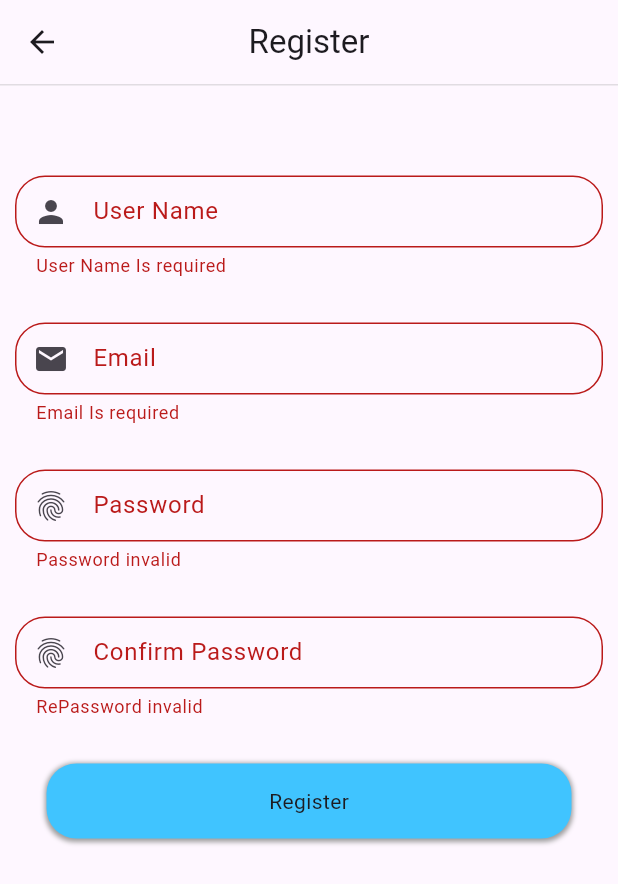
After one commit to Med10S/splashscreenapp, a Flutter app: the Register screen opened by its route, after a tap on "Register", on a phone screen of 412 x 824 dp. The commit adds this screen. Shown: the top 884 px of the screen. Run offline on Flutter 3.47's test engine with Material 3 defaults, Android fonts, the phone set to English and light mode, and no system bars; our stand-ins replace dots_indicator, firebase_auth, firebase_core, flutter_riverpod, fluttertoast, riverpod_annotation and 1 more; accounts and stored records are empty; generated files the repository leaves out were written again.

Commit message:
Authentification

```diff
--- /dev/null
+++ b/lib/Authentification/login/controller/loginController.dart
@@ -0,0 +1,50 @@
+import 'package:firebase_auth/firebase_auth.dart';
+import 'package:flutter/material.dart';
+import 'package:flutter_riverpod/flutter_riverpod.dart';
+import 'package:splashscreenapp/global.dart';
+import 'package:splashscreenapp/utlis/constants.dart';
+import 'package:splashscreenapp/utlis/widgets/popup_message.dart';
+
+import '../../regiter/exeptions/register_exeption.dart';
+import '../notifier/signIn_notifier.dart';
+
+class LogInController {
+  final WidgetRef ref;
+
+  LogInController(this.ref);
+
+  Future<void> handelLogIn() async {
+    var state = ref.read(signInStateProvider);
+
+    String email = state.email ?? "";
+    String password = state.password ?? "";
+    // print("email $email password $password");
+    var context = Navigator.of(ref.context);
+    try {
+      final credential = await SignInRepo.firebaseLogin(email, password);
+      if (!credential.user!.emailVerified) {
+        toast(
+            msg: "You must Verify your email address first !",
+            color: Colors.white);
+        return;
+      }
+      Global.storageService
+          .setString(AppConst.User_Token, credential.user!.uid);
+      print("user uid : ${credential.user!.uid}");
+      context.pushNamed("/");
+    } on FirebaseAuthException catch (e) {
+      print(e.code);
+      final ex = RegisterWithEmailAndPasswordFailure.code(e.code);
+      toast(color: Colors.red, msg: ex.message);
+    } catch (e) {}
+  }
+}
+
+class SignInRepo {
+  static Future<UserCredential> firebaseLogin(
+      String email, String password) async {
+    final credential = await FirebaseAuth.instance
+        .signInWithEmailAndPassword(email: email, password: password);
+    return credential;
+  }
+}
--- /dev/null
+++ b/lib/Authentification/login/model/signInModel.dart
@@ -0,0 +1,10 @@
+class SignInModel {
+  String? email, password;
+
+  SignInModel({this.password, this.email});
+
+  SignInModel copyWith({String? email, String? password}) {
+    return SignInModel(
+        email: email ?? this.email, password: password ?? this.password);
+  }
+}
--- /dev/null
+++ b/lib/Authentification/login/notifier/signIn_notifier.dart
@@ -0,0 +1,20 @@
+import 'package:riverpod_annotation/riverpod_annotation.dart';
+import 'package:splashscreenapp/Authentification/login/model/signInModel.dart';
+
+part 'signIn_notifier.g.dart';
+
+@riverpod
+class SignInState extends _$SignInState {
+  @override
+  SignInModel build() {
+    return SignInModel();
+  }
+
+  onUserEmailChange(String email) {
+    state = state.copyWith(email: email);
+  }
+
+  onUserPasswordChange(String password) {
+    state = state.copyWith(password: password);
+  }
+}
--- /dev/null
+++ b/lib/Authentification/regiter/controller/registerController.dart
@@ -0,0 +1,41 @@
+import 'package:firebase_auth/firebase_auth.dart';
+import 'package:flutter/material.dart';
+import 'package:flutter_riverpod/flutter_riverpod.dart';
+import 'package:splashscreenapp/Authentification/regiter/exeptions/register_exeption.dart';
+import 'package:splashscreenapp/Authentification/regiter/notifier/register_notifier.dart';
+
+import '../../../utlis/widgets/popup_message.dart';
+
+class RegisterController {
+  final WidgetRef ref;
+
+  RegisterController({required this.ref});
+
+  Future<void> handleRegister() async {
+    var state = ref.read(registerStateProvider);
+    String name = state.userName ?? "";
+    String email = state.email ?? "";
+    String password = state.password ?? "";
+    print("name : $name email : $email : password : $password");
+    var context = Navigator.of(ref.context);
+    try {
+      final credential = await FirebaseAuth.instance
+          .createUserWithEmailAndPassword(email: email, password: password);
+
+      if (credential.user != null) {
+        await credential.user?.sendEmailVerification();
+        credential.user?.updateDisplayName(name);
+        toast(
+            msg: '''An email has been send to verify your account
+        Please open that email and confirm you identity''',
+            color: Colors.black);
+        context.pop();
+      }
+    } on FirebaseAuthException catch (e) {
+      final ex = RegisterWithEmailAndPasswordFailure.code(e.code);
+      toast(msg: ex.message, color: Colors.red);
+    } catch (e) {
+      print(e);
+    }
+  }
+}
--- /dev/null
+++ b/lib/Authentification/regiter/exeptions/register_exeption.dart
@@ -0,0 +1,42 @@
+class RegisterWithEmailAndPasswordFailure {
+  final String message;
+
+  const RegisterWithEmailAndPasswordFailure(
+      [this.message = "An Unknown error occurred"]);
+
+  factory RegisterWithEmailAndPasswordFailure.code(String code) {
+    switch (code) {
+      case 'weak-password':
+        return const RegisterWithEmailAndPasswordFailure(
+            'Please enter a Strong password.');
+      case 'invalid-email':
+        return const RegisterWithEmailAndPasswordFailure(
+            'Email is not valid or badly formatted');
+      case 'email-already-in-use':
+        return const RegisterWithEmailAndPasswordFailure(
+            'An account already exists for that email');
+      case 'too-many-requests':
+        return const RegisterWithEmailAndPasswordFailure(
+            'Too many sign-up requests. Please try again later.');
+      case 'invalid-credential':
+        return const RegisterWithEmailAndPasswordFailure('User not found');
+      case 'network-request-failed':
+        return const RegisterWithEmailAndPasswordFailure(
+            'A network error occurred. Please check your connection.');
+      case 'operation-not-allowed':
+        return const RegisterWithEmailAndPasswordFailure(
+            'This user has been disabled. Please contact support for help.');
+      case 'user-not-found':
+        return const RegisterWithEmailAndPasswordFailure(
+            'No user found with this email');
+      case 'invalid-password':
+        return const RegisterWithEmailAndPasswordFailure(
+            'Invalid password. Please enter a valid password.');
+      case 'user-disabled':
+        return const RegisterWithEmailAndPasswordFailure('');
+
+      default:
+        return const RegisterWithEmailAndPasswordFailure();
+    }
+  }
+}
--- /dev/null
+++ b/lib/Authentification/regiter/model/regiterModel.dart
@@ -0,0 +1,13 @@
+class RegisterModel {
+  final String? userName, email, password, rePassword;
+
+  RegisterModel({this.email, this.userName, this.password, this.rePassword});
+
+  RegisterModel copyWith({String? userName, email, password, rePassword}) {
+    return RegisterModel(
+        userName: userName ?? this.userName,
+        email: email ?? this.email,
+        password: password ?? this.password,
+        rePassword: rePassword ?? this.rePassword);
+  }
+}
--- /dev/null
+++ b/lib/Authentification/regiter/notifier/register_notifier.dart
@@ -0,0 +1,28 @@
+import 'package:riverpod_annotation/riverpod_annotation.dart';
+import 'package:splashscreenapp/Authentification/regiter/model/regiterModel.dart';
+
+part 'register_notifier.g.dart';
+
+@riverpod
+class RegisterState extends _$RegisterState {
+  @override
+  RegisterModel build() {
+    return RegisterModel();
+  }
+
+  void onUserNameChange(String name) {
+    state = state.copyWith(userName: name);
+  }
+
+  void onEmailChange(String email) {
+    state = state.copyWith(email: email);
+  }
+
+  void onPasswordChange(String password) {
+    state = state.copyWith(password: password);
+  }
+
+  void onRePasswordChange(String rePassword) {
+    state = state.copyWith(rePassword: rePassword);
+  }
+}
--- /dev/null
+++ b/lib/Authentification/regiter/view/register.dart
@@ -0,0 +1,25 @@
+import 'package:flutter/material.dart';
+import 'package:splashscreenapp/Authentification/regiter/view/registerForm.dart';
+
+class Register extends StatelessWidget {
+  const Register({super.key});
+
+  @override
+  Widget build(BuildContext context) {
+    return SafeArea(
+        child: Scaffold(
+      appBar: AppBar(
+        centerTitle: true,
+        title: const Text("Register"),
+        bottom: PreferredSize(
+          preferredSize: const Size.fromHeight(1),
+          child: Container(
+            height: 1,
+            color: Colors.grey.withOpacity(0.3),
+          ),
+        ),
+      ),
+      body: const RegisterForm(),
+    ));
+  }
+}
--- /dev/null
+++ b/lib/Authentification/regiter/view/registerForm.dart
@@ -0,0 +1,147 @@
+import 'package:flutter/material.dart';
+import 'package:flutter_riverpod/flutter_riverpod.dart';
+import 'package:splashscreenapp/Authentification/regiter/notifier/register_notifier.dart';
+
+import '../../../utlis/widgets/appTextField.dart';
+import '../controller/registerController.dart';
+
+class RegisterForm extends ConsumerStatefulWidget {
+  const RegisterForm({super.key});
+
+  @override
+  ConsumerState<RegisterForm> createState() => _RegisterFormState();
+}
+
+class _RegisterFormState extends ConsumerState<RegisterForm> {
+  late RegisterController _controller;
+
+  @override
+  void initState() {
+    _controller = RegisterController(ref: ref);
+    // TODO: implement initState
+    super.initState();
+  }
+
+  @override
+  Widget build(BuildContext context) {
+    final key = GlobalKey<FormState>();
+    TextEditingController passwordController = TextEditingController();
+    return Padding(
+      padding: const EdgeInsets.all(10),
+      child: Form(
+        key: key,
+        child: SingleChildScrollView(
+          child: Column(
+            children: [
+              const SizedBox(
+                height: 50,
+              ),
+              appTextField(
+                  func: (value) {
+                    ref
+                        .watch(registerStateProvider.notifier)
+                        .onUserNameChange(value);
+                  },
+                  valid: (value) {
+                    if (value == null || value == "") {
+                      return "User Name Is required";
+                    }
+                    return null;
+                  },
+                  iconData: Icons.person,
+                  label: "User Name",
+                  hint: "Enter your Name"),
+              const SizedBox(
+                height: 30,
+              ),
+              appTextField(
+                  func: (value) {
+                    ref
+                        .watch(registerStateProvider.notifier)
+                        .onEmailChange(value);
+                  },
+                  valid: (value) {
+                    if (value == null || value == "") {
+                      return "Email Is required";
+                    }
+                    return null;
+                  },
+                  iconData: Icons.email,
+                  label: "Email",
+                  hint: "Enter your Email"),
+              const SizedBox(
+                height: 30,
+              ),
+              appTextField(
+                  controller: passwordController,
+                  func: (value) {
+                    ref
+                        .watch(registerStateProvider.notifier)
+                        .onPasswordChange(value);
+                  },
+                  valid: (value) {
+                    if (value == null || value == "" || value.length < 6) {
+                      return "Password invalid";
+                    }
+                    return null;
+                  },
+                  iconData: Icons.fingerprint,
+                  label: "Password",
+                  hint: "Enter your Password"),
+              const SizedBox(
+                height: 30,
+              ),
+              appTextField(
+                  func: (value) {
+                    ref
+                        .watch(registerStateProvider.notifier)
+                        .onRePasswordChange(value);
+                  },
+                  valid: (value) {
+                    if (value == null || value == "" || value.length < 6) {
+                      return "RePassword invalid";
+                    } else if (passwordController.value.text != value) {
+                      return "Password doesn't match";
+                    }
+                    return null;
+                  },
+                  iconData: Icons.fingerprint,
+                  label: "Confirm Password",
+                  hint: "Confirm your Password"),
+              const SizedBox(
+                height: 30,
+              ),
+              GestureDetector(
+                onTap: () {
+                  if (key.currentState!.validate()) {
+                    //.....
+                    _controller.handleRegister();
+                  } else {
+                    key.currentState!.validate() == false;
+                  }
+                },
+                child: Container(
+                  width: 350,
+                  height: 50,
+                  decoration: BoxDecoration(
+                      color: Colors.lightBlueAccent,
+                      borderRadius: BorderRadius.circular(20),
+                      boxShadow: const [
+                        BoxShadow(
+                            color: Colors.grey,
+                            spreadRadius: 1,
+                            blurRadius: 2,
+                            offset: Offset(0, 1)),
+                      ]),
+                  child: const Center(
+                    child: Text("Register"),
+                  ),
+                ),
+              ),
+            ],
+          ),
+        ),
+      ),
+    );
+  }
+}
--- a/lib/global.dart
+++ b/lib/global.dart
@@ -1,11 +1,17 @@
+import 'package:firebase_core/firebase_core.dart';
 import 'package:flutter/cupertino.dart';
 import 'package:splashscreenapp/utlis/storage.dart';
+
+import 'firebase_options.dart';
 
 class Global {
   static late StorageService storageService;
 
   static Future init() async {
     WidgetsFlutterBinding.ensureInitialized();
+    await Firebase.initializeApp(
+      options: DefaultFirebaseOptions.currentPlatform,
+    );
     storageService = await StorageService().init();
   }
 }
--- a/lib/splashSreen/View/widgets.dart
+++ b/lib/splashSreen/View/widgets.dart
@@ -38,7 +38,7 @@ Widget appOnBoardingPage(
               //bool isthefisrttime=true
               //sharedprefe..
               //routing
-              Navigator.pushNamed(context, Routes.home);
+              Navigator.pushNamed(context, Routes.login);
               Global.storageService
                   .setBool(AppConst.GET_DEVICE_FIRST_OPEN, false);
             }
--- a/lib/utlis/constants.dart
+++ b/lib/utlis/constants.dart
@@ -1,3 +1,4 @@
 class AppConst {
   static const String GET_DEVICE_FIRST_OPEN = "GET_DEVICE_FIRST_OPEN";
+  static const String User_Token = "User_Token";
 }
--- a/lib/utlis/router/router.dart
+++ b/lib/utlis/router/router.dart
@@ -1,27 +1,31 @@
 import 'package:flutter/material.dart';
 import 'package:splashscreenapp/App/view/home.dart';
+import 'package:splashscreenapp/Authentification/regiter/view/register.dart';
 import 'package:splashscreenapp/global.dart';
 import 'package:splashscreenapp/utlis/router/routes.dart';
 
+import '../../Authentification/login/view/login.dart';
 import '../../splashSreen/View/Welcome.dart';
 
 class AppRouter {
   static MaterialPageRoute onGenerate(RouteSettings settings) {
+    bool isloggedIn = Global.storageService.isLoggedIn();
     bool isTheFirstTime = Global.storageService.getDeviceFirstOpen();
     print("initial route ${settings.name}");
 
-    if (settings.name == Routes.welcome && true) {
+    if (settings.name == Routes.welcome && isTheFirstTime) {
       return MaterialPageRoute(builder: (_) => Welcome());
-    } else if (settings.name == Routes.welcome && isTheFirstTime == false) {
-      return MaterialPageRoute(builder: (_) => const HomePage2());
+    } else if (settings.name == Routes.welcome &&
+        isTheFirstTime == false &&
+        isloggedIn == false) {
+      return MaterialPageRoute(builder: (_) => const LogIn());
+    } else if (settings.name == Routes.welcome && isloggedIn) {
+      return MaterialPageRoute(builder: (_) => const HomePage3());
     }
     switch (settings.name) {
-      case Routes.home2:
-        return MaterialPageRoute(builder: (_) => const HomePage2());
-      case Routes.home:
-        return MaterialPageRoute(builder: (_) => const HomePage());
-      case Routes.home3:
-        return MaterialPageRoute(builder: (_) => const HomePage3());
+      case Routes.register:
+        return MaterialPageRoute(builder: (_) => const Register());
+
       default:
         return MaterialPageRoute(builder: (_) => const HomePage3());
     }
--- a/lib/utlis/router/routes.dart
+++ b/lib/utlis/router/routes.dart
@@ -1,6 +1,7 @@
 class Routes {
   static const String welcome = "/";
-  static const String home = "home";
+  static const String login = "login";
+  static const String register = "register";
   static const String home2 = "home2";
   static const String home3 = "home3";
 }
--- a/lib/utlis/storage.dart
+++ b/lib/utlis/storage.dart
@@ -13,7 +13,15 @@ class StorageService {
     return await _preferences.setBool(key, value);
   }
 
+  Future<bool> setString(String key, String value) async {
+    return await _preferences.setString(key, value);
+  }
+
   bool getDeviceFirstOpen() {
     return _preferences.getBool(AppConst.GET_DEVICE_FIRST_OPEN) ?? true;
   }
+
+  bool isLoggedIn() {
+    return _preferences.getString(AppConst.User_Token) != "" ? true : false;
+  }
 }
--- /dev/null
+++ b/lib/utlis/widgets/appTextField.dart
@@ -0,0 +1,33 @@
+import 'package:flutter/material.dart';
+
+Widget appTextField(
+    {required String? Function(String?)? valid,
+    required IconData iconData,
+    TextEditingController? controller,
+    required String label,
+    required String hint,
+    void Function(String value)? func}) {
+  return TextFormField(
+    controller: controller,
+    validator: valid,
+    onChanged: func,
+    decoration: InputDecoration(
+        contentPadding: const EdgeInsets.only(top: 10, left: 10),
+        hoverColor: Colors.black,
+        prefixIcon: Icon(iconData),
+        label: Text(label),
+        hintText: hint,
+        enabledBorder: const OutlineInputBorder(
+            borderSide: BorderSide(color: Colors.black),
+            borderRadius: BorderRadius.all(Radius.circular(15))),
+        focusedBorder: const OutlineInputBorder(
+            borderSide: BorderSide(color: Colors.black),
+            borderRadius: BorderRadius.all(Radius.circular(15))),
+        disabledBorder: const OutlineInputBorder(
+            borderSide: BorderSide(color: Colors.black),
+            borderRadius: BorderRadius.all(Radius.circular(20))),
+        border: const OutlineInputBorder(
+            borderSide: BorderSide(color: Colors.blue),
+            borderRadius: BorderRadius.all(Radius.circular(20)))),
+  );
+}
--- a/pubspec.yaml
+++ b/pubspec.yaml
@@ -35,6 +35,10 @@ dependencies:
   build_runner:
   riverpod_generator:
   shared_preferences:
+  firebase_core: ^2.24.2
+  firebase_database:
+  firebase_auth:
+  fluttertoast:
   # The following adds the Cupertino Icons font to your application.
   # Use with the CupertinoIcons class for iOS style icons.
   cupertino_icons: ^1.0.2
```
Also changed, not shown: lib/Authentification/login/view/LoginForm.dart (added, +130 -0 lines), lib/Authentification/login/view/login.dart (added, +25 -0 lines), lib/utlis/widgets/popup_message.dart (added, +12 -0 lines), pubspec.lock, 4 other files.
